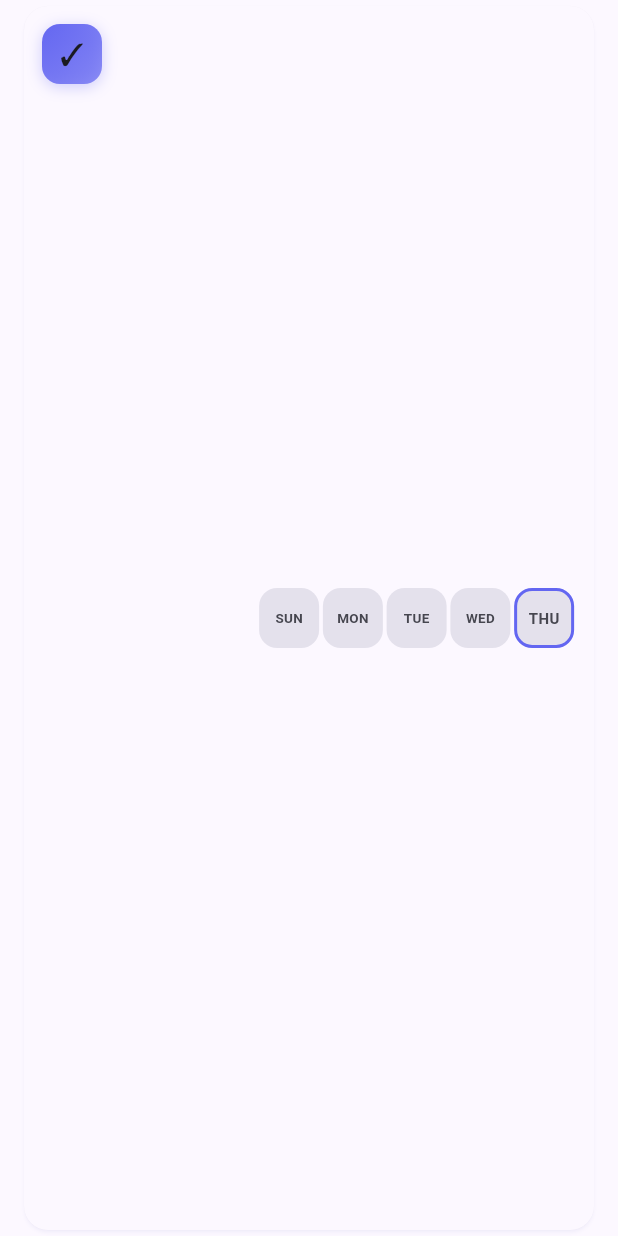
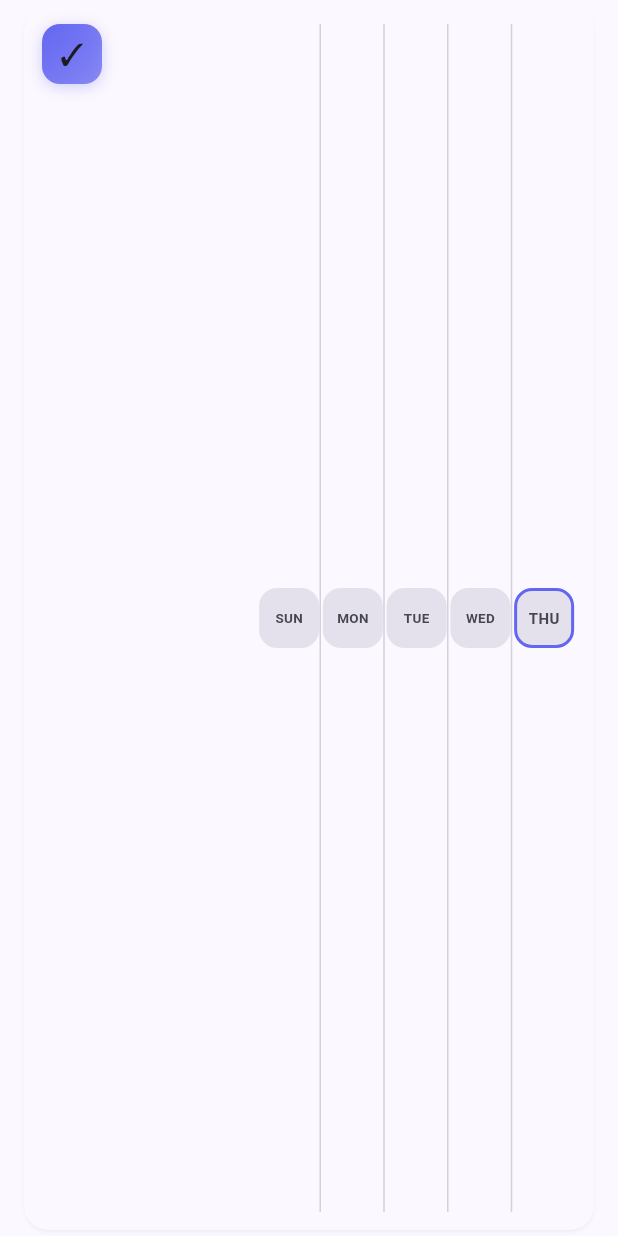
Before and after one commit to fahmed93/habits, a Flutter app: the HabitItem widget shown alone on an empty page, opened directly with empty values, on a phone screen of 412 x 824 dp. Run offline on Flutter 3.47's test engine with Material 3 defaults, Android fonts, the phone set to English and light mode, and no system bars; our stand-ins replace file_picker, firebase_auth, firebase_core, google_sign_in, share_plus, shared_preferences and 1 more; accounts and stored records are empty.

Commit message:
Add vertical dividers between daily columns in main screen (#40)

```diff
--- a/lib/widgets/habit_item.dart
+++ b/lib/widgets/habit_item.dart
@@ -371,8 +371,30 @@ class _HabitItemState extends State<HabitItem> {
                   // Right side: 5-day completion view
                   Expanded(
                     flex: 5,
-                    child: Row(
-                      children: _buildDayIndicators(today, context),
+                    child: Stack(
+                      children: [
+                        // Day indicators
+                        Row(
+                          children: _buildDayIndicators(today, context),
+                        ),
+                        // Vertical dividers between columns
+                        Positioned.fill(
+                          child: Row(
+                            children: List.generate(4, (i) {
+                              return Expanded(
+                                child: Align(
+                                  alignment: Alignment.centerRight,
+                                  child: Container(
+                                    width: 1,
+                                    height: double.infinity,
+                                    color: Theme.of(context).dividerColor.withOpacity(0.3),
+                                  ),
+                                ),
+                              );
+                            })..add(const Expanded(child: SizedBox())), // Last column has no divider
+                          ),
+                        ),
+                      ],
                     ),
                   ),
                 ],
```
Also changed, not shown: lib/screens/main_navigation_screen.dart (+23 -1 lines), 1 other file.
